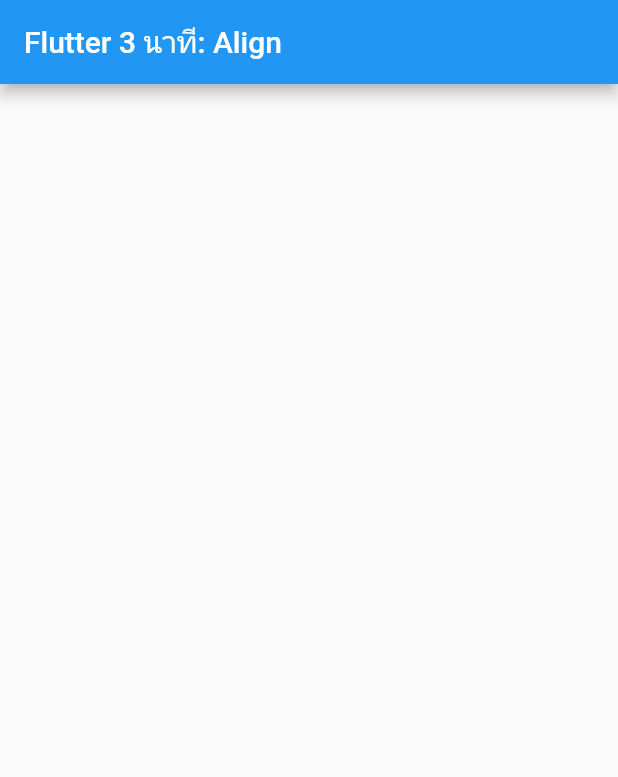
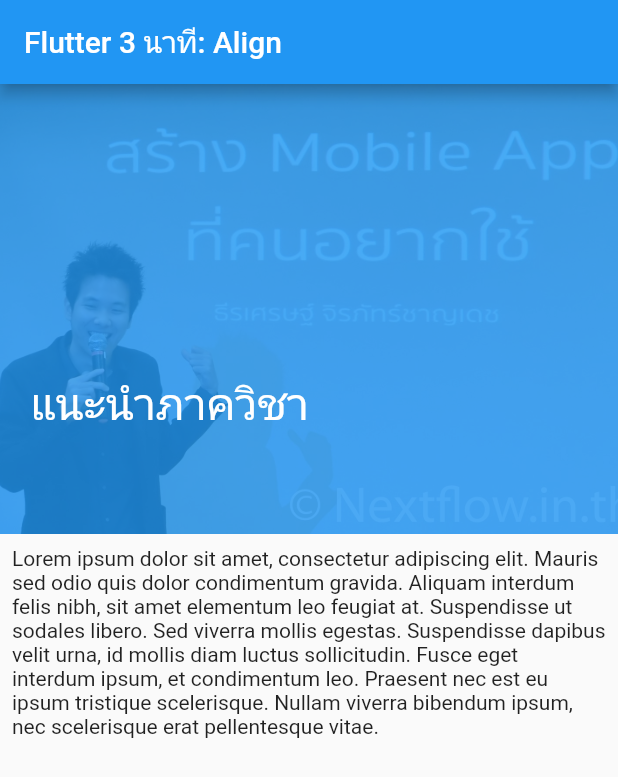
Before and after one commit to teerasej/nextflow_widget_today_align, a Flutter app: the screen it shows after launch, on a phone screen of 412 x 824 dp. Shown: the top 777 px of the screen. Run offline on Flutter 3.47's test engine with Material 2 defaults, Android fonts, the phone set to English and light mode, and no system bars.

```diff
--- a/lib/main.dart
+++ b/lib/main.dart
@@ -34,6 +34,45 @@ class _MyHomePageState extends State<MyHomePage> {
         appBar: AppBar(
           title: Text(widget.title),
         ),
-        body: Container());
+        body: Column(
+          children: <Widget>[
+            Container(
+              height: 300,
+              child: Stack(
+                children: <Widget>[
+                  Image(
+                    height: 300,
+                    fit: BoxFit.cover,
+                    image: AssetImage('images/teach1.jpg'),
+                  ),
+                  Opacity(
+                    opacity: 0.8,
+                    child: Container(
+                      color: Colors.blue,
+                    ),
+                  ),
+                  Padding(
+                    padding: EdgeInsets.all(20),
+                    child: Align(
+                      alignment: Alignment(-1, 0.57),
+                      child: Text(
+                        'แนะนำภาควิชา',
+                        style: TextStyle(
+                          fontSize: 30,
+                          color: Colors.white,
+                        ),
+                      ),
+                    ),
+                  )
+                ],
+              ),
+            ),
+            Padding(
+              padding: const EdgeInsets.all(8.0),
+              child: Text(
+                  'Lorem ipsum dolor sit amet, consectetur adipiscing elit. Mauris sed odio quis dolor condimentum gravida. Aliquam interdum felis nibh, sit amet elementum leo feugiat at. Suspendisse ut sodales libero. Sed viverra mollis egestas. Suspendisse dapibus velit urna, id mollis diam luctus sollicitudin. Fusce eget interdum ipsum, et condimentum leo. Praesent nec est eu ipsum tristique scelerisque. Nullam viverra bibendum ipsum, nec scelerisque erat pellentesque vitae.'),
+            )
+          ],
+        ));
   }
 }
--- a/pubspec.yaml
+++ b/pubspec.yaml
@@ -48,6 +48,8 @@ flutter:
   # assets:
   #   - images/a_dot_burr.jpeg
   #   - images/a_dot_ham.jpeg
+  assets:
+    - images/
 
   # An image asset can refer to one or more resolution-specific "variants", see
   # https://flutter.dev/assets-and-images/#resolution-aware.
```
Also changed, not shown: images/botprogramming.jpg (added), images/inhouse1.jpg (added), images/inhouse2.jpg (added), images/seminar.jpg (added), images/teach1.jpg (added).
